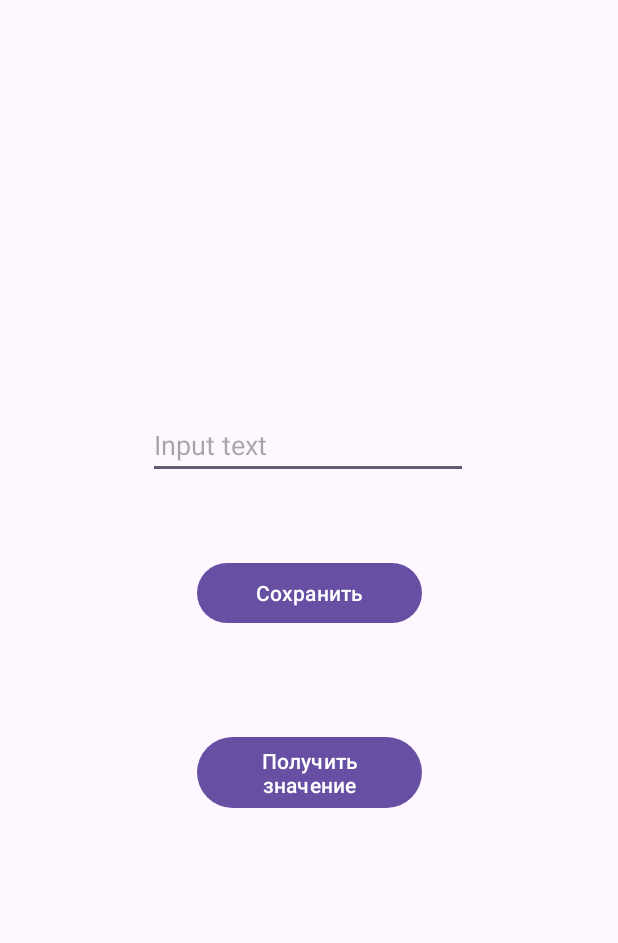
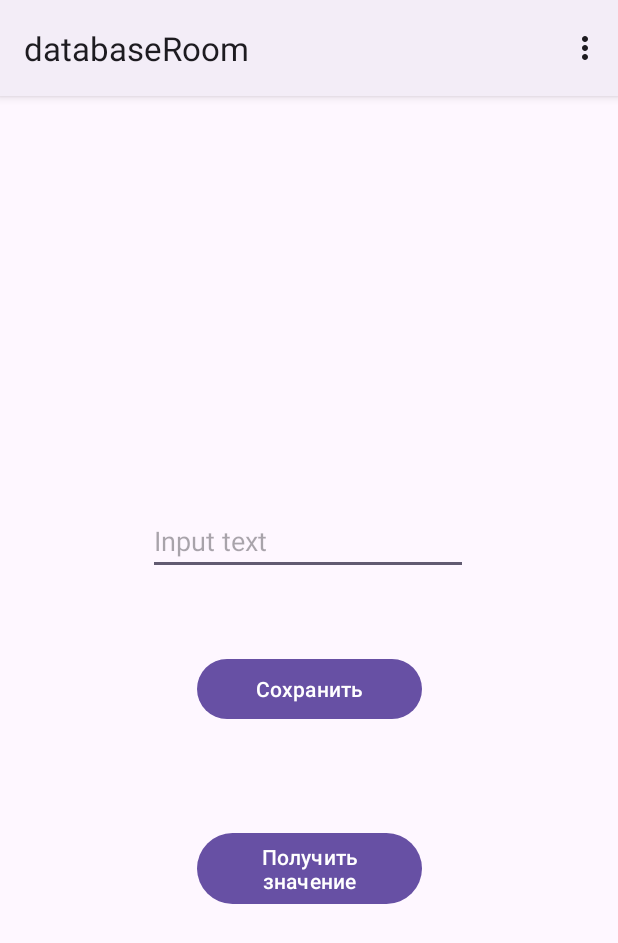
Before and after one commit to N1ph1l1m/android_saveData, an Android app: the screen it shows after launch (MainActivity), on a phone screen of 412 x 824 dp. Shown: the top 943 px of the screen. Run offline under Robolectric (Android 15) with nearby library versions, the phone set to English and light mode, and no system bars.

Commit message:
Add menu

```diff
--- a/app/src/main/java/com/example/databaseroom/MainActivity.java
+++ b/app/src/main/java/com/example/databaseroom/MainActivity.java
@@ -1,9 +1,14 @@
 package com.example.databaseroom;
 
+import androidx.annotation.NonNull;
 import androidx.appcompat.app.AppCompatActivity;
 
+import android.content.Intent;
 import android.content.SharedPreferences;
 import android.os.Bundle;
+import android.view.Menu;
+import android.view.MenuInflater;
+import android.view.MenuItem;
 import android.view.View;
 import android.widget.EditText;
 import android.widget.TextView;
@@ -38,4 +43,23 @@ public class MainActivity extends AppCompatActivity {
         pref = getSharedPreferences("Test" , MODE_PRIVATE);
         editSave = findViewById(R.id.editText);
     }
+
+
+    @Override
+    public boolean onCreateOptionsMenu(Menu menu) {
+        MenuInflater inflater = getMenuInflater();
+        inflater.inflate(R.menu.menu,menu);
+        return true;
+    }
+
+    @Override
+    public boolean onOptionsItemSelected(MenuItem item) {
+        int id = item.getItemId();
+        if(id == R.id.brainActivity){
+            startActivity(new Intent(MainActivity.this, brainTrain.class));
+            return true;
+        }
+        return super.onOptionsItemSelected(item);
+    }
+
 }
--- a/app/src/main/res/layout/activity_brain_train.xml
+++ b/app/src/main/res/layout/activity_brain_train.xml
@@ -4,6 +4,7 @@
     xmlns:tools="http://schemas.android.com/tools"
     android:layout_width="match_parent"
     android:layout_height="match_parent"
+    android:background="#6354A1"
     tools:context=".brainTrain">
 
 </androidx.constraintlayout.widget.ConstraintLayout>
--- /dev/null
+++ b/app/src/main/res/menu/menu.xml
@@ -0,0 +1,10 @@
+<?xml version="1.0" encoding="utf-8"?>
+<menu xmlns:android="http://schemas.android.com/apk/res/android"
+    xmlns:app="http://schemas.android.com/apk/res-auto">
+
+
+    <item
+        android:id="@+id/brainActivity"
+        android:title="@string/menuBrain"
+       />
+</menu>
--- a/app/src/main/res/values-night/themes.xml
+++ b/app/src/main/res/values-night/themes.xml
@@ -1,6 +1,6 @@
 <resources xmlns:tools="http://schemas.android.com/tools">
     <!-- Base application theme. -->
-    <style name="Base.Theme.DatabaseRoom" parent="Theme.Material3.DayNight.NoActionBar">
+    <style name="Base.Theme.DatabaseRoom" parent="Theme.Material3.Light">
         <!-- Customize your dark theme here. -->
         <!-- <item name="colorPrimary">@color/my_dark_primary</item> -->
     </style>
--- a/app/src/main/res/values/strings.xml
+++ b/app/src/main/res/values/strings.xml
@@ -2,5 +2,6 @@
     <string name="app_name">databaseRoom</string>
     <string name="save">Сохранить</string>
     <string name="get">Получить значение </string>
+    <string name="menuBrain">Brain train </string>
 
 </resources>
--- a/app/src/main/res/values/themes.xml
+++ b/app/src/main/res/values/themes.xml
@@ -1,6 +1,6 @@
 <resources xmlns:tools="http://schemas.android.com/tools">
     <!-- Base application theme. -->
-    <style name="Base.Theme.DatabaseRoom" parent="Theme.Material3.DayNight.NoActionBar">
+    <style name="Base.Theme.DatabaseRoom" parent="Theme.Material3.Light">
         <!-- Customize your light theme here. -->
         <!-- <item name="colorPrimary">@color/my_light_primary</item> -->
     </style>
```
